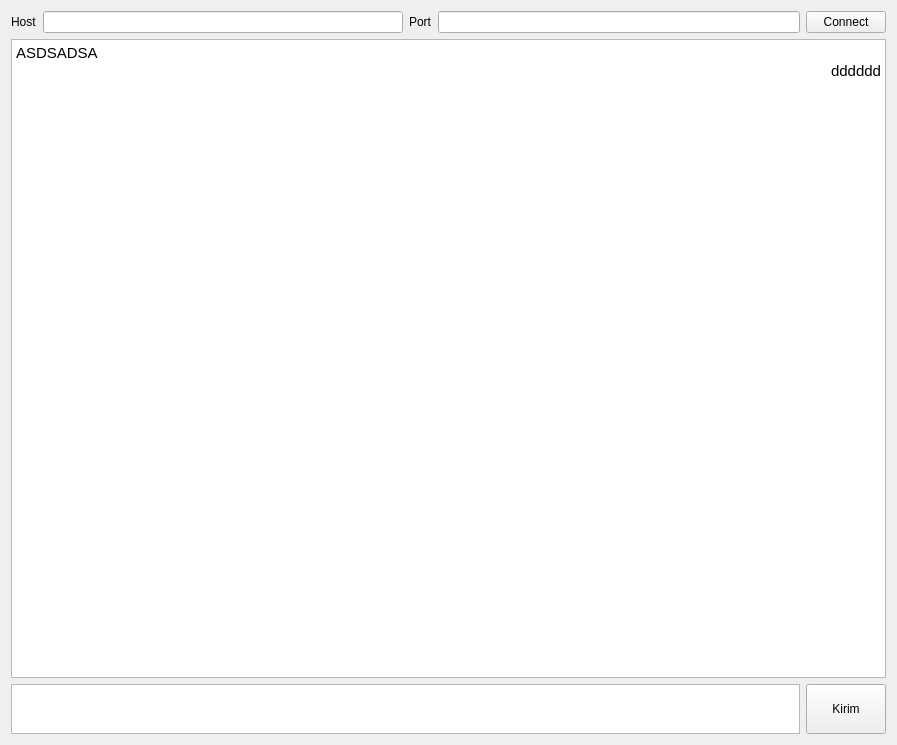
Old version of the form kij_chat_form_resp.ui in the repository azidanit/KIJ-Chat-DES-with-Qt.
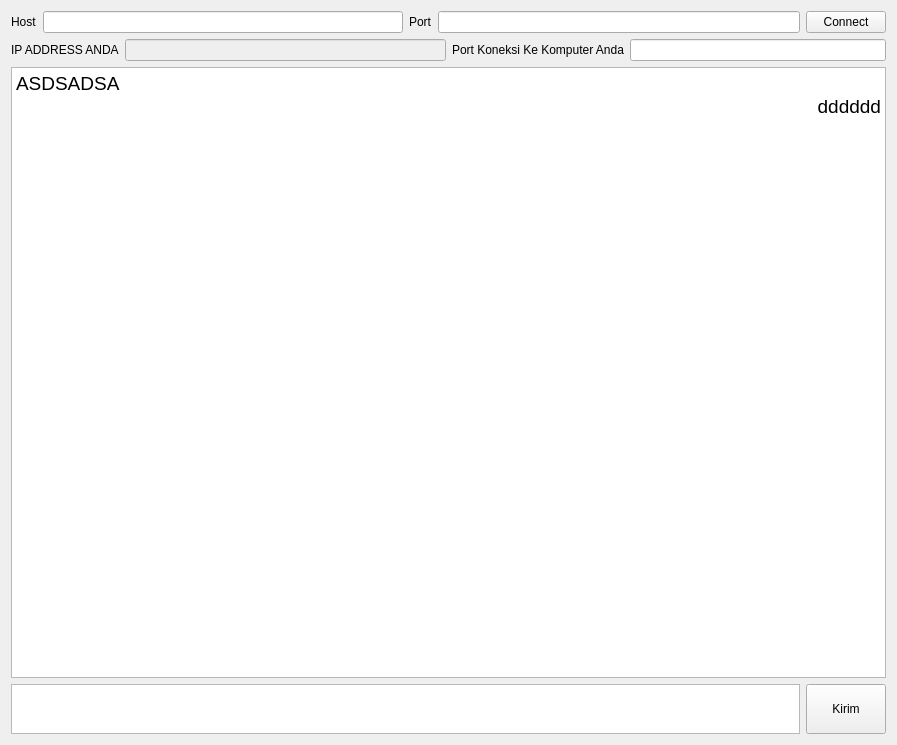
New version of the form.

Commit message: nambah connect ui

What changed in the file:
```diff
--- a/kij_chat_form_resp.ui
+++ b/kij_chat_form_resp.ui
@@ -55,15 +55,56 @@
        </item>
       </layout>
      </item>
+     <item>
+      <layout class="QHBoxLayout" name="our_2">
+       <item>
+        <layout class="QFormLayout" name="formLayout_6">
+         <item row="0" column="0">
+          <widget class="QLabel" name="label_5">
+           <property name="text">
+            <string>IP ADDRESS ANDA</string>
+           </property>
+          </widget>
+         </item>
+         <item row="0" column="1">
+          <widget class="QLineEdit" name="myhost_ip_lineEdit">
+           <property name="enabled">
+            <bool>false</bool>
+           </property>
+          </widget>
+         </item>
+        </layout>
+       </item>
+       <item>
+        <layout class="QFormLayout" name="formLayout_7">
+         <item row="0" column="0">
+          <widget class="QLabel" name="label_6">
+           <property name="text">
+            <string>Port Koneksi Ke Komputer Anda</string>
+           </property>
+          </widget>
+         </item>
+         <item row="0" column="1">
+          <widget class="QLineEdit" name="myport_lineEdit"/>
+         </item>
+        </layout>
+       </item>
+      </layout>
+     </item>
      <item>
       <widget class="QTextBrowser" name="message_textBrowser">
+       <property name="font">
+        <font>
+         <pointsize>14</pointsize>
+        </font>
+       </property>
        <property name="html">
         <string>&lt;!DOCTYPE HTML PUBLIC &quot;-//W3C//DTD HTML 4.0//EN&quot; &quot;http://www.w3.org/TR/REC-html40/strict.dtd&quot;&gt;
 &lt;html&gt;&lt;head&gt;&lt;meta name=&quot;qrichtext&quot; content=&quot;1&quot; /&gt;&lt;style type=&quot;text/css&quot;&gt;
 p, li { white-space: pre-wrap; }
-&lt;/style&gt;&lt;/head&gt;&lt;body style=&quot; font-family:'Ubuntu'; font-size:11pt; font-weight:400; font-style:normal;&quot;&gt;
-&lt;p style=&quot; margin-top:0px; margin-bottom:0px; margin-left:0px; margin-right:0px; -qt-block-indent:0; text-indent:0px;&quot;&gt;ASDSADSA&lt;/p&gt;
-&lt;p align=&quot;right&quot; style=&quot; margin-top:0px; margin-bottom:0px; margin-left:0px; margin-right:0px; -qt-block-indent:0; text-indent:0px;&quot;&gt;dddddd&lt;/p&gt;&lt;/body&gt;&lt;/html&gt;</string>
+&lt;/style&gt;&lt;/head&gt;&lt;body style=&quot; font-family:'MS Shell Dlg 2'; font-size:14pt; font-weight:400; font-style:normal;&quot;&gt;
+&lt;p style=&quot; margin-top:0px; margin-bottom:0px; margin-left:0px; margin-right:0px; -qt-block-indent:0; text-indent:0px;&quot;&gt;&lt;span style=&quot; font-family:'Ubuntu';&quot;&gt;ASDSADSA&lt;/span&gt;&lt;/p&gt;
+&lt;p align=&quot;right&quot; style=&quot; margin-top:0px; margin-bottom:0px; margin-left:0px; margin-right:0px; -qt-block-indent:0; text-indent:0px;&quot;&gt;&lt;span style=&quot; font-family:'Ubuntu';&quot;&gt;dddddd&lt;/span&gt;&lt;/p&gt;&lt;/body&gt;&lt;/html&gt;</string>
        </property>
       </widget>
      </item>
```
Left out of the diff: 2 changed lines with no effect on the pictures. The commit also changes 4 other files.
